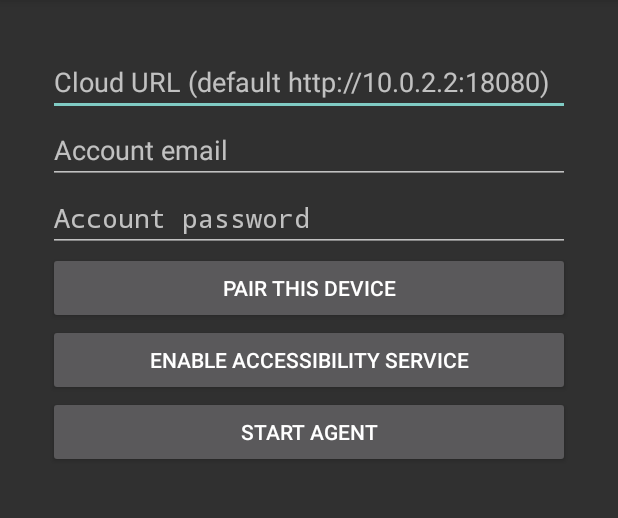
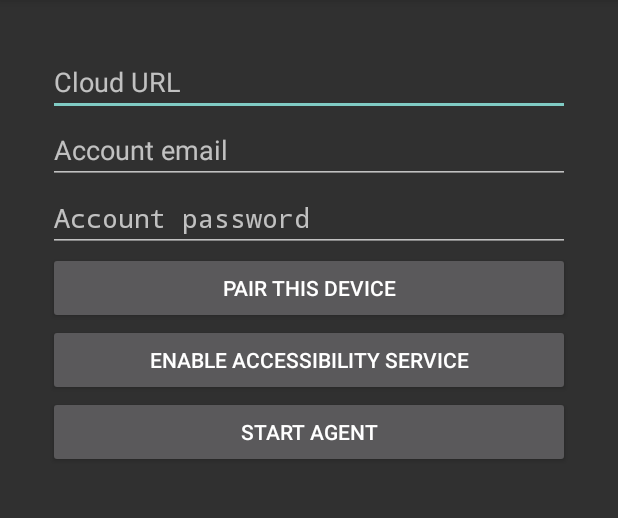
Before and after one commit to mirrortek-uk/SincyAI, an Android app: the screen it shows after launch (MainActivity), after a tap on "PAIR THIS DEVICE", on a phone screen of 412 x 824 dp, the part 84-602 px from its top. Run offline under Robolectric (Android 15) with nearby library versions, the phone set to English and light mode, and no system bars; 1 statement that could not run was skipped.

Commit message:
feat(android): 配对界面预填默认值 + 具体错误提示, 重出 release 包
- build.gradle.kts 新增 BuildConfig.DEFAULT_SERVER/EMAIL/PASSWORD, 构建期从
  SINCY_AGENT_DEFAULT_* 环境变量注入(本地构建脚本读 /d/tmp/sincy-prod.env),
  仓库内不落任何密码; 服务默认 http://127.0.0.1:18081
- MainActivity 配对表单自动预填, 打开 app 直接点 "Pair this device"
- pairDevice 每一步给出具体失败原因: DNS/连接被拒绝(提示先跑 start-cloud-api-prod.sh
  和 adb reverse tcp:18081 tcp:18081)/超时/TLS明文被拦截/登录失败HTTP码+响应体/
  register 起止失败的 HTTP 码与原因
- 产物 D:\Sincy-Agent-release.apk 已重建 (BUILD SUCCESSFUL, 预填值已打入包内)

Generated by Mistral Vibe.
Co-Authored-By: Mistral Vibe <vibe@mistral.ai>

```diff
--- a/android/app/build.gradle.kts
+++ b/android/app/build.gradle.kts
@@ -21,6 +21,12 @@ android {
         ndk {
             abiFilters += listOf("arm64-v8a", "armeabi-v7a")
         }
+
+        // 配对界面预填默认值: 构建期从环境变量注入, 代码仓库里不落任何密码.
+        // 本地生产包构建脚本会从 /d/tmp/sincy-prod.env 读取; 不设置则为空, 手工填写.
+        buildConfigField("String", "DEFAULT_SERVER", "\"${System.getenv("SINCY_AGENT_DEFAULT_SERVER") ?: "http://127.0.0.1:18081"}\"")
+        buildConfigField("String", "DEFAULT_EMAIL", "\"${System.getenv("SINCY_AGENT_DEFAULT_EMAIL") ?: ""}\"")
+        buildConfigField("String", "DEFAULT_PASSWORD", "\"${System.getenv("SINCY_AGENT_DEFAULT_PASSWORD") ?: ""}\"")
     }
 
     // 正式签名: android/key.properties (gitignored) -> keys/sincy-release.jks
--- a/android/app/src/main/java/com/sincy/agent/MainActivity.kt
+++ b/android/app/src/main/java/com/sincy/agent/MainActivity.kt
@@ -43,9 +43,16 @@ class MainActivity : AppCompatActivity() {
             orientation = android.widget.LinearLayout.VERTICAL
             setPadding(48, 48, 48, 48)
         }
-        val server = EditText(this).apply { hint = "Cloud URL (default http://10.0.2.2:18080)" }
-        val email = EditText(this).apply { hint = "Account email" }
-        val password = EditText(this).apply { hint = "Account password"; inputType = android.text.InputType.TYPE_CLASS_TEXT or android.text.InputType.TYPE_TEXT_VARIATION_PASSWORD }
+        val server = EditText(this).apply {
+            hint = "Cloud URL"
+            setText(BuildConfig.DEFAULT_SERVER)
+        }
+        val email = EditText(this).apply { hint = "Account email"; setText(BuildConfig.DEFAULT_EMAIL) }
+        val password = EditText(this).apply {
+            hint = "Account password"
+            inputType = android.text.InputType.TYPE_CLASS_TEXT or android.text.InputType.TYPE_TEXT_VARIATION_PASSWORD
+            setText(BuildConfig.DEFAULT_PASSWORD)
+        }
         val pair = Button(this).apply { text = "Pair this device" }
         val openA11y = Button(this).apply { text = "Enable accessibility service" }
         val start = Button(this).apply { text = "Start agent" }
@@ -84,36 +91,47 @@ class MainActivity : AppCompatActivity() {
     )
 
     private suspend fun pairDevice(baseUrl: String, email: String, password: String): String = withContext(Dispatchers.IO) {
-        // login first -> owner JWT; register/start is a protected route
-        val loginBody = JSONObject().put("email", email).put("password", password).toString()
-            .toRequestBody("application/json".toMediaType())
-        val loginResp = http.newCall(
-            Request.Builder().url("$baseUrl/api/v1/auth/login").post(loginBody).build()
-        ).execute()
-        if (!loginResp.isSuccessful) throw IllegalStateException("login: ${loginResp.body?.string()}")
+        val base = baseUrl.trim().ifBlank { "http://127.0.0.1:18081" }
+        fun httpCall(url: String, body: String, token: String? = null): okhttp3.Response {
+            val rb = Request.Builder().url(url).post(body.toRequestBody("application/json".toMediaType()))
+            if (token != null) rb.addHeader("Authorization", "Bearer $token")
+            return try {
+                http.newCall(rb.build()).execute()
+            } catch (e: java.net.UnknownHostException) {
+                throw IllegalStateException("DNS 解析失败: $url — 检查填写的地址是否正确")
+            } catch (e: java.net.ConnectException) {
+                throw IllegalStateException("连接被拒绝: $url — 电脑上服务没在跑? 本地生产库先跑 bash /d/tmp/start-cloud-api-prod.sh; 手机到电脑要先 adb reverse tcp:18081 tcp:18081")
+            } catch (e: java.net.SocketTimeoutException) {
+                throw IllegalStateException("连接超时: $url — 检查手机和电脑的网络/USB 连接")
+            } catch (e: javax.net.ssl.SSLException) {
+                throw IllegalStateException("TLS/明文被拦截: $url — release 包禁明文, 本地请用 adb reverse + http://127.0.0.1:18081, 云端请用 https")
+            } catch (e: java.io.IOException) {
+                throw IllegalStateException("网络错误: ${e.message} — url=$url")
+            }
+        }
+        // step 1: 登录拿 owner JWT
+        val loginResp = httpCall("$base/api/v1/auth/login", JSONObject().put("email", email).put("password", password).toString())
+        if (!loginResp.isSuccessful) {
+            val b = loginResp.body?.string() ?: ""
+            throw IllegalStateException("登录失败 HTTP ${loginResp.code}: ${b.take(120)} — 检查用户名/密码(本地生产库: admin@sincy.dev)")
+        }
         val userToken = JSONObject(loginResp.body!!.string()).getString("token")
-        val startBody = JSONObject()
-            .put("platform", "android").put("name", android.os.Build.MODEL).toString()
-            .toRequestBody("application/json".toMediaType())
-        val startResp = http.newCall(
-            Request.Builder().url("$baseUrl/api/v1/devices/register/start")
-                .addHeader("Authorization", "Bearer $userToken").post(startBody).build()
-        ).execute()
-        if (!startResp.isSuccessful) throw IllegalStateException("start: ${startResp.body?.string()}")
+        // step 2: register/start (受保护路由)
+        val startResp = httpCall("$base/api/v1/devices/register/start",
+            JSONObject().put("platform", "android").put("name", android.os.Build.MODEL).toString(), userToken)
+        if (!startResp.isSuccessful) throw IllegalStateException("register/start 失败 HTTP ${startResp.code}: ${startResp.body?.string()?.take(120)}")
         val ch = JSONObject(startResp.body!!.string())
         val secret = ch.getString("device_secret")
         val nonce = ch.getString("nonce")
         val deviceId = ch.getString("device_id")
-        // proof = sha256(sha256(secret) + nonce) — matches the server-side verifier
+        // proof = sha256(sha256(secret) + nonce) — 与服务端校验一致
         val secretHash = sha256(secret.toByteArray())
         val proof = sha256((secretHash + nonce).toByteArray())
-        val completeBody = JSONObject().put("device_id", deviceId).put("nonce", nonce).put("proof", proof).toString()
-            .toRequestBody("application/json".toMediaType())
-        val doneResp = http.newCall(
-            Request.Builder().url("$baseUrl/api/v1/devices/register/complete").post(completeBody).build()
-        ).execute()
-        if (!doneResp.isSuccessful) throw IllegalStateException("complete: ${doneResp.body?.string()}")
-        JSONObject(doneResp.body!!.string()).getString("token")
+        // step 3: register/complete (公开路由)
+        val completeResp = httpCall("$base/api/v1/devices/register/complete",
+            JSONObject().put("device_id", deviceId).put("nonce", nonce).put("proof", proof).toString())
+        if (!completeResp.isSuccessful) throw IllegalStateException("register/complete 失败 HTTP ${completeResp.code}: ${completeResp.body?.string()?.take(120)} — 可能已配对过或 nonce 过期, 重试即可")
+        JSONObject(completeResp.body!!.string()).getString("token")
     }
 
     private fun sha256(bytes: ByteArray): String =
```
